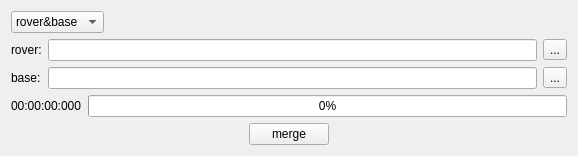
First picture: the form in OpenRtk_Dirver/MergeTools.ui, repository aceinnazhangchen/OpenRtk_Dirver, before the edit.
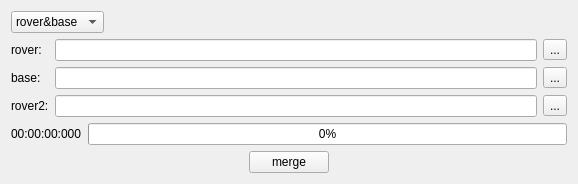
Second picture: the form after the edit. Icons and pictures are not drawn.

```diff
--- a/OpenRtk_Dirver/MergeTools.ui
+++ b/OpenRtk_Dirver/MergeTools.ui
@@ -7,7 +7,7 @@
     <x>0</x>
     <y>0</y>
     <width>578</width>
-    <height>153</height>
+    <height>179</height>
    </rect>
   </property>
   <property name="windowTitle">
@@ -85,6 +85,23 @@
        </property>
       </widget>
      </item>
+     <item row="2" column="0">
+      <widget class="QLabel" name="label_3">
+       <property name="text">
+        <string>rover2:</string>
+       </property>
+      </widget>
+     </item>
+     <item row="2" column="1">
+      <widget class="QLineEdit" name="filepath3_edt"/>
+     </item>
+     <item row="2" column="2">
+      <widget class="QToolButton" name="select3_btn">
+       <property name="text">
+        <string>...</string>
+       </property>
+      </widget>
+     </item>
     </layout>
    </item>
    <item>
```
Left out of the diff: 20 changed lines with no effect on the pictures.
